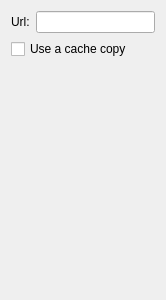
Above: braindump/plugins/webshape/WebShapeConfigWidget.ui from KDE/calligra before the change. Below: the same form after it.
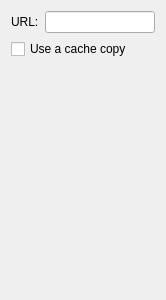
That is the form after the change.

Commit message: i18n: capitalize "URL" correctly

Patch:
```diff
--- a/braindump/plugins/webshape/WebShapeConfigWidget.ui
+++ b/braindump/plugins/webshape/WebShapeConfigWidget.ui
@@ -14,7 +14,7 @@
    <item row="0" column="0">
     <widget class="QLabel" name="label">
      <property name="text">
-      <string>Url:</string>
+      <string>URL:</string>
      </property>
     </widget>
    </item>
```
